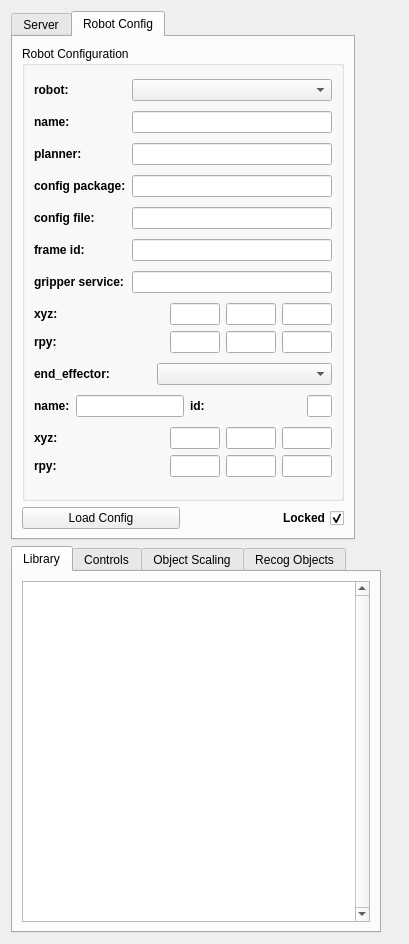
Above: rviz_affordance_template_panel/ui/rviz_affordance_template_panel.ui from atomoclast/affordance_templates before the change. Below: the same form after it.
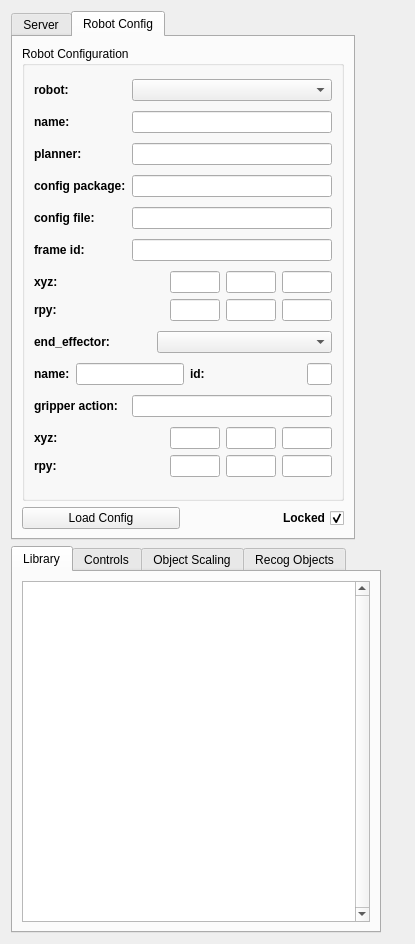
That is the form after the change. Icons and pictures are not drawn.

Commit message:
added support for multiple gripper action services.
there seems to be some problems with execution from the rviz panel, that requries a couple different attempts before things go through

What changed in the file:
```diff
--- a/rviz_affordance_template_panel/ui/rviz_affordance_template_panel.ui
+++ b/rviz_affordance_template_panel/ui/rviz_affordance_template_panel.ui
@@ -6,7 +6,7 @@
    <rect>
     <x>0</x>
     <y>0</y>
-    <width>409</width>
+    <width>415</width>
     <height>944</height>
    </rect>
   </property>
@@ -874,7 +874,7 @@
            </widget>
           </item>
           <item row="4" column="0">
-           <widget class="QLabel" name="label_7">
+           <widget class="QLabel" name="config_file_label">
             <property name="font">
              <font>
               <weight>75</weight>
@@ -924,42 +924,7 @@
             </property>
            </widget>
           </item>
-          <item row="6" column="0">
-           <widget class="QLabel" name="frame_id_label_2">
-            <property name="font">
-             <font>
-              <weight>75</weight>
-              <bold>true</bold>
-             </font>
-            </property>
-            <property name="text">
-             <string>gripper service:</string>
-            </property>
-           </widget>
-          </item>
-          <item row="6" column="1">
-           <widget class="QLineEdit" name="gripper_action">
-            <property name="enabled">
-             <bool>true</bool>
-            </property>
-            <property name="sizePolicy">
-             <sizepolicy hsizetype="Fixed" vsizetype="Fixed">
-              <horstretch>100</horstretch>
-              <verstretch>0</verstretch>
-             </sizepolicy>
-            </property>
-            <property name="maximumSize">
-             <size>
-              <width>200</width>
-              <height>16777215</height>
-             </size>
-            </property>
-            <property name="readOnly">
-             <bool>false</bool>
-            </property>
-           </widget>
-          </item>
-          <item row="7" column="0" colspan="2">
+          <item row="6" column="0" colspan="2">
            <layout class="QVBoxLayout" name="verticalLayout_4">
             <item>
              <layout class="QHBoxLayout" name="horizontalLayout_7">
@@ -1130,7 +1095,7 @@
             </item>
            </layout>
           </item>
-          <item row="8" column="0" colspan="2">
+          <item row="7" column="0" colspan="2">
            <layout class="QHBoxLayout" name="horizontalLayout">
             <item>
              <widget class="QLabel" name="end_effector_label">
@@ -1163,7 +1128,7 @@
             </item>
            </layout>
           </item>
-          <item row="9" column="0" colspan="2">
+          <item row="8" column="0" colspan="2">
            <layout class="QHBoxLayout" name="horizontalLayout_6">
             <item>
              <layout class="QHBoxLayout" name="horizontalLayout_3">
@@ -1233,6 +1198,45 @@
             </item>
            </layout>
           </item>
+          <item row="9" column="0" colspan="2">
+           <layout class="QHBoxLayout" name="horizontalLayout_5">
+            <item>
+             <widget class="QLabel" name="frame_id_label_2">
+              <property name="font">
+               <font>
+                <weight>75</weight>
+                <bold>true</bold>
+               </font>
+              </property>
+              <property name="text">
+               <string>gripper action:</string>
+              </property>
+             </widget>
+            </item>
+            <item>
+             <widget class="QLineEdit" name="gripper_action">
+              <property name="enabled">
+               <bool>true</bool>
+              </property>
+              <property name="sizePolicy">
+               <sizepolicy hsizetype="Fixed" vsizetype="Fixed">
+                <horstretch>100</horstretch>
+                <verstretch>0</verstretch>
+               </sizepolicy>
+              </property>
+              <property name="maximumSize">
+               <size>
+                <width>200</width>
+                <height>16777215</height>
+               </size>
+              </property>
+              <property name="readOnly">
+               <bool>false</bool>
+              </property>
+             </widget>
+            </item>
+           </layout>
+          </item>
           <item row="10" column="0" colspan="2">
            <layout class="QVBoxLayout" name="verticalLayout_5">
             <item>
```
Left out of the diff: 2 changed lines with no effect on the pictures. The commit also changes 10 other files.
